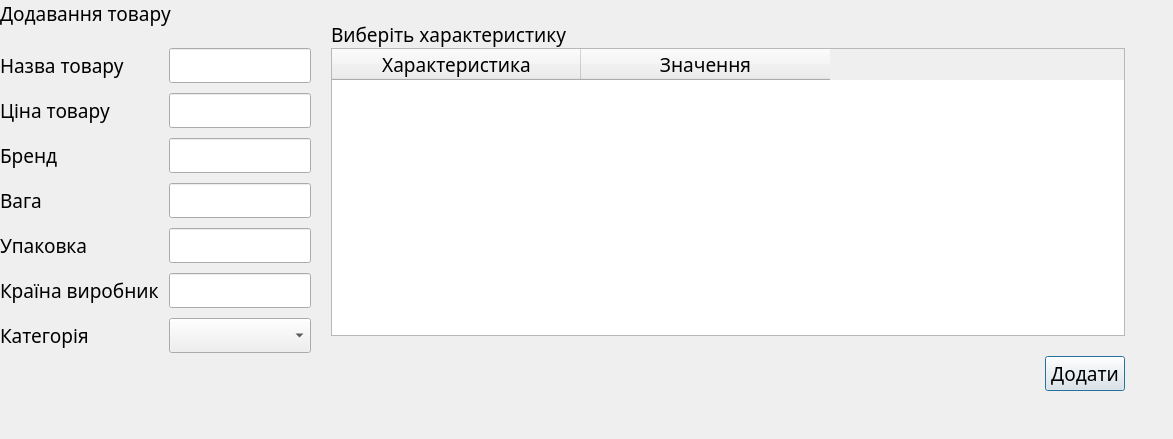
This is src/View/addproductdialog.ui in Fyz-dev/GunStore as Qt 5 draws it before an edit. The edited form follows.
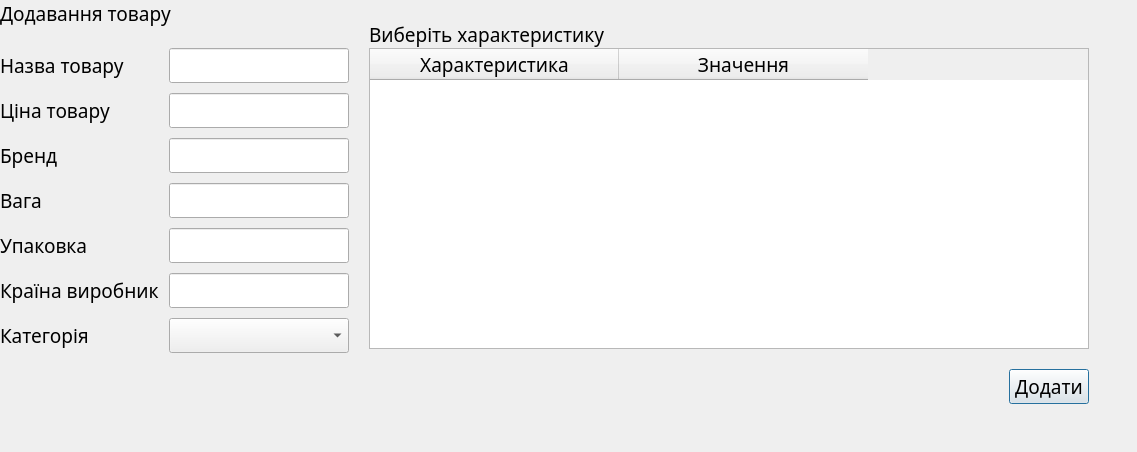
This is the edited form.

```diff
--- a/src/View/addproductdialog.ui
+++ b/src/View/addproductdialog.ui
@@ -6,8 +6,8 @@
    <rect>
     <x>0</x>
     <y>0</y>
-    <width>1173</width>
-    <height>439</height>
+    <width>1137</width>
+    <height>452</height>
    </rect>
   </property>
   <property name="minimumSize">
@@ -89,20 +89,20 @@
        <item>
         <widget class="QLineEdit" name="inputName">
          <property name="sizePolicy">
-          <sizepolicy hsizetype="Maximum" vsizetype="Fixed">
+          <sizepolicy hsizetype="Preferred" vsizetype="Fixed">
            <horstretch>0</horstretch>
            <verstretch>0</verstretch>
           </sizepolicy>
          </property>
          <property name="minimumSize">
           <size>
-           <width>142</width>
+           <width>180</width>
            <height>0</height>
           </size>
          </property>
          <property name="maximumSize">
           <size>
-           <width>142</width>
+           <width>180</width>
            <height>16777215</height>
           </size>
          </property>
@@ -122,20 +122,20 @@
        <item>
         <widget class="QLineEdit" name="inputPrice">
          <property name="sizePolicy">
-          <sizepolicy hsizetype="Maximum" vsizetype="Fixed">
+          <sizepolicy hsizetype="Preferred" vsizetype="Fixed">
            <horstretch>0</horstretch>
            <verstretch>0</verstretch>
           </sizepolicy>
          </property>
          <property name="minimumSize">
           <size>
-           <width>142</width>
+           <width>180</width>
            <height>0</height>
           </size>
          </property>
          <property name="maximumSize">
           <size>
-           <width>142</width>
+           <width>180</width>
            <height>16777215</height>
           </size>
          </property>
@@ -155,20 +155,20 @@
        <item>
         <widget class="QLineEdit" name="inputBrand">
          <property name="sizePolicy">
-          <sizepolicy hsizetype="Maximum" vsizetype="Fixed">
+          <sizepolicy hsizetype="Preferred" vsizetype="Fixed">
            <horstretch>0</horstretch>
            <verstretch>0</verstretch>
           </sizepolicy>
          </property>
          <property name="minimumSize">
           <size>
-           <width>142</width>
+           <width>180</width>
            <height>0</height>
           </size>
          </property>
          <property name="maximumSize">
           <size>
-           <width>142</width>
+           <width>180</width>
            <height>16777215</height>
           </size>
          </property>
@@ -188,20 +188,20 @@
        <item>
         <widget class="QLineEdit" name="inputWeight">
          <property name="sizePolicy">
-          <sizepolicy hsizetype="Maximum" vsizetype="Fixed">
+          <sizepolicy hsizetype="Preferred" vsizetype="Fixed">
            <horstretch>0</horstretch>
            <verstretch>0</verstretch>
           </sizepolicy>
          </property>
          <property name="minimumSize">
           <size>
-           <width>142</width>
+           <width>180</width>
            <height>0</height>
           </size>
          </property>
          <property name="maximumSize">
           <size>
-           <width>142</width>
+           <width>180</width>
            <height>16777215</height>
           </size>
          </property>
@@ -221,20 +221,20 @@
        <item>
         <widget class="QLineEdit" name="inputPackage">
          <property name="sizePolicy">
-          <sizepolicy hsizetype="Maximum" vsizetype="Fixed">
+          <sizepolicy hsizetype="Preferred" vsizetype="Fixed">
            <horstretch>0</horstretch>
            <verstretch>0</verstretch>
           </sizepolicy>
          </property>
          <property name="minimumSize">
           <size>
-           <width>142</width>
+           <width>180</width>
            <height>0</height>
           </size>
          </property>
          <property name="maximumSize">
           <size>
-           <width>142</width>
+           <width>180</width>
            <height>16777215</height>
           </size>
          </property>
@@ -254,20 +254,20 @@
        <item>
         <widget class="QLineEdit" name="inputCountry">
          <property name="sizePolicy">
-          <sizepolicy hsizetype="Maximum" vsizetype="Fixed">
+          <sizepolicy hsizetype="Preferred" vsizetype="Fixed">
            <horstretch>0</horstretch>
            <verstretch>0</verstretch>
           </sizepolicy>
          </property>
          <property name="minimumSize">
           <size>
-           <width>142</width>
+           <width>180</width>
            <height>0</height>
           </size>
          </property>
          <property name="maximumSize">
           <size>
-           <width>142</width>
+           <width>180</width>
            <height>16777215</height>
           </size>
          </property>
@@ -287,20 +287,20 @@
        <item>
         <widget class="QComboBox" name="comboBox">
          <property name="sizePolicy">
-          <sizepolicy hsizetype="Fixed" vsizetype="Fixed">
+          <sizepolicy hsizetype="Preferred" vsizetype="Fixed">
            <horstretch>0</horstretch>
            <verstretch>0</verstretch>
           </sizepolicy>
          </property>
          <property name="minimumSize">
           <size>
-           <width>142</width>
+           <width>180</width>
            <height>0</height>
           </size>
          </property>
          <property name="maximumSize">
           <size>
-           <width>142</width>
+           <width>180</width>
            <height>16777215</height>
           </size>
          </property>
```
